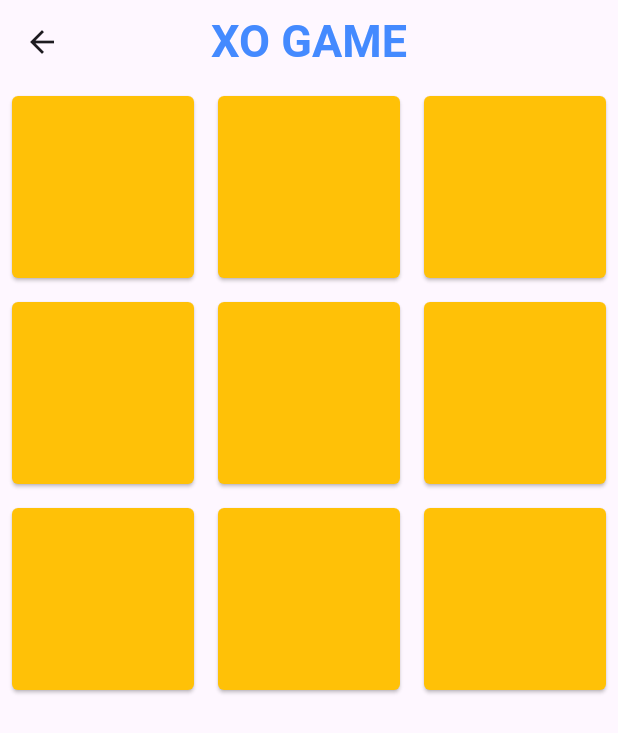
After one commit to RoberMaher/Flutter_NTI, a Flutter app: the XoGame screen opened by its route, on a phone screen of 412 x 824 dp. The commit adds this screen. Shown: the top 733 px of the screen. Run offline on Flutter 3.47's test engine with Material 3 defaults, Android fonts, the phone set to English and light mode, and no system bars.

Commit message:
Add XO Game

```diff
--- /dev/null
+++ b/Tasks/Session4/login_screen/lib/XO.dart
@@ -0,0 +1,65 @@
+import 'package:flutter/material.dart';
+import 'package:login_screen/board_button.dart';
+
+class XoGame extends StatefulWidget {
+  static const routeName = "/XoGame";
+
+  const XoGame({super.key});
+
+  @override
+  State<XoGame> createState() => _XoGameState();
+}
+
+class _XoGameState extends State<XoGame> {
+  List<String> boardValues = ["", "", "", "", "", "", "", "", ""];
+  int counter = 0;
+
+  @override
+  Widget build(BuildContext context) {
+    return Scaffold(
+      appBar: AppBar(
+        centerTitle: true,
+        title: Text(
+          "XO GAME",
+          style: TextStyle(
+            color: Colors.blueAccent,
+            fontWeight: FontWeight.bold,
+            fontSize: 30,
+          ),
+        ),
+      ),
+
+      body: Column(
+        children: [
+          GridView(
+            gridDelegate: SliverGridDelegateWithFixedCrossAxisCount(
+              crossAxisCount: 3,
+            ),
+            shrinkWrap: true,
+            physics: NeverScrollableScrollPhysics(),
+            children: List.generate(9, (index) {
+              return BoardButton(
+                value: boardValues[index],
+                onBoerdButtonPressed: () => onBoerdButtonPressed(index),
+              );
+            }),
+          ),
+          Spacer(flex: 4),
+        ],
+      ),
+    );
+  }
+
+  void onBoerdButtonPressed(int index) {
+    if (boardValues[index].isEmpty) {
+      setState(() {
+        if (counter % 2 == 0) {
+          boardValues[index] = "X";
+        } else {
+          boardValues[index] = "O";
+        }
+        counter++;
+      });
+    }
+  }
+}
--- /dev/null
+++ b/Tasks/Session4/login_screen/lib/board_button.dart
@@ -0,0 +1,27 @@
+import 'package:flutter/material.dart';
+
+class BoardButton extends StatelessWidget {
+  final String value;
+  final void Function() onBoerdButtonPressed;
+
+  const BoardButton({
+    super.key,
+    required this.value,
+    required this.onBoerdButtonPressed,
+  });
+
+  @override
+  Widget build(BuildContext context) {
+    return Padding(
+      padding: const EdgeInsets.all(8.0),
+      child: ElevatedButton(
+        onPressed: onBoerdButtonPressed,
+        style: ElevatedButton.styleFrom(
+          backgroundColor: Colors.amber,
+          shape: RoundedRectangleBorder(borderRadius: BorderRadius.circular(4)),
+        ),
+        child: Text(value),
+      ),
+    );
+  }
+}
--- a/Tasks/Session4/login_screen/lib/home.dart
+++ b/Tasks/Session4/login_screen/lib/home.dart
@@ -69,14 +69,13 @@ class _HomeState extends State<Home> {
               Button(
                 text: "SIGN IN",
                 onTap: () {
-                  final emailValid =
-                      emailFormKey.currentState!.validate();
+                  final emailValid = emailFormKey.currentState!.validate();
 
-                  final passwordValid =
-                      passwordFormKey.currentState!.validate();
+                  final passwordValid = passwordFormKey.currentState!
+                      .validate();
 
                   if (emailValid && passwordValid) {
-                    Navigator.pushNamed(context, '/counter');
+                    Navigator.pushReplacementNamed(context, '/XoGame');
                   }
                 },
               ),
--- a/Tasks/Session4/login_screen/lib/main.dart
+++ b/Tasks/Session4/login_screen/lib/main.dart
@@ -1,15 +1,15 @@
 import 'package:flutter/material.dart';
+import 'package:login_screen/XO.dart';
 import 'package:login_screen/home.dart';
-import 'package:login_screen/my_app.dart';
 
 void main() {
   runApp(
     MaterialApp(
+      debugShowCheckedModeBanner: false,
       initialRoute: '/home',
-
       routes: {
-        '/home': (context) =>  Home(),
-        '/counter': (context) => CounterScreen(),
+        '/home': (context) => Home(),
+        '/XoGame': (context) => XoGame(),
       },
     ),
   );
```
